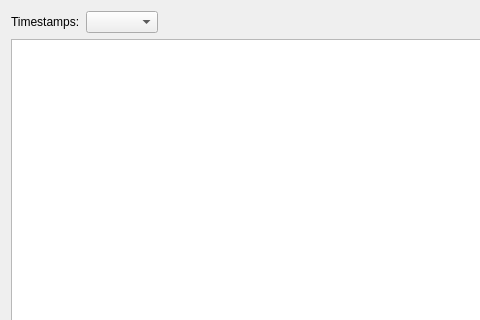
The window that src/window/TraceWindow/TraceWindow.ui (OpenAutoDiagLabs/CANgaroo) describes before a commit, drawn with Qt 5; both pictures show x 0 to 480 and y 0 to 320 of the 918 by 616 pixel window.
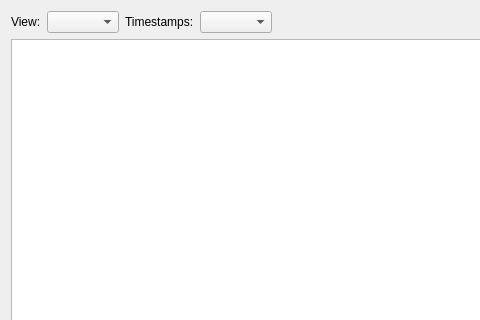
The same window after the commit.

```diff
--- a/src/window/TraceWindow/TraceWindow.ui
+++ b/src/window/TraceWindow/TraceWindow.ui
@@ -29,6 +29,16 @@
       <property name="bottomMargin">
        <number>0</number>
       </property>
+      <item>
+       <widget class="QLabel" name="label_3">
+        <property name="text">
+         <string>View:</string>
+        </property>
+       </widget>
+      </item>
+      <item>
+       <widget class="QComboBox" name="cbViewMode"/>
+      </item>
       <item>
        <widget class="QLabel" name="label">
         <property name="text">
```
